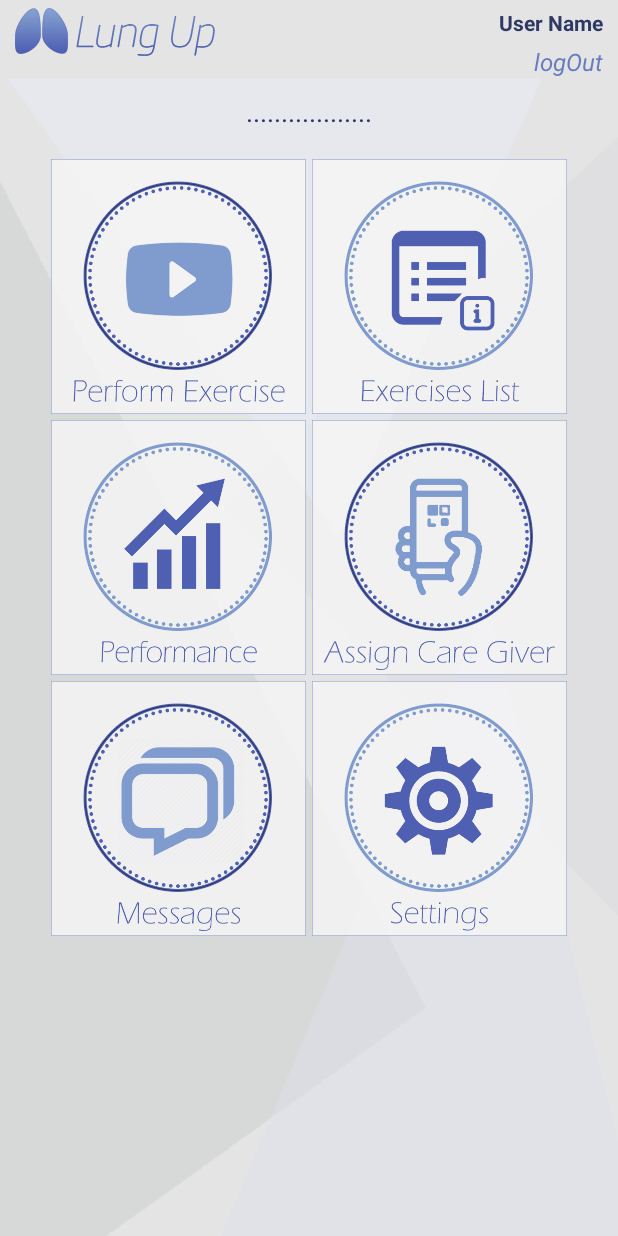
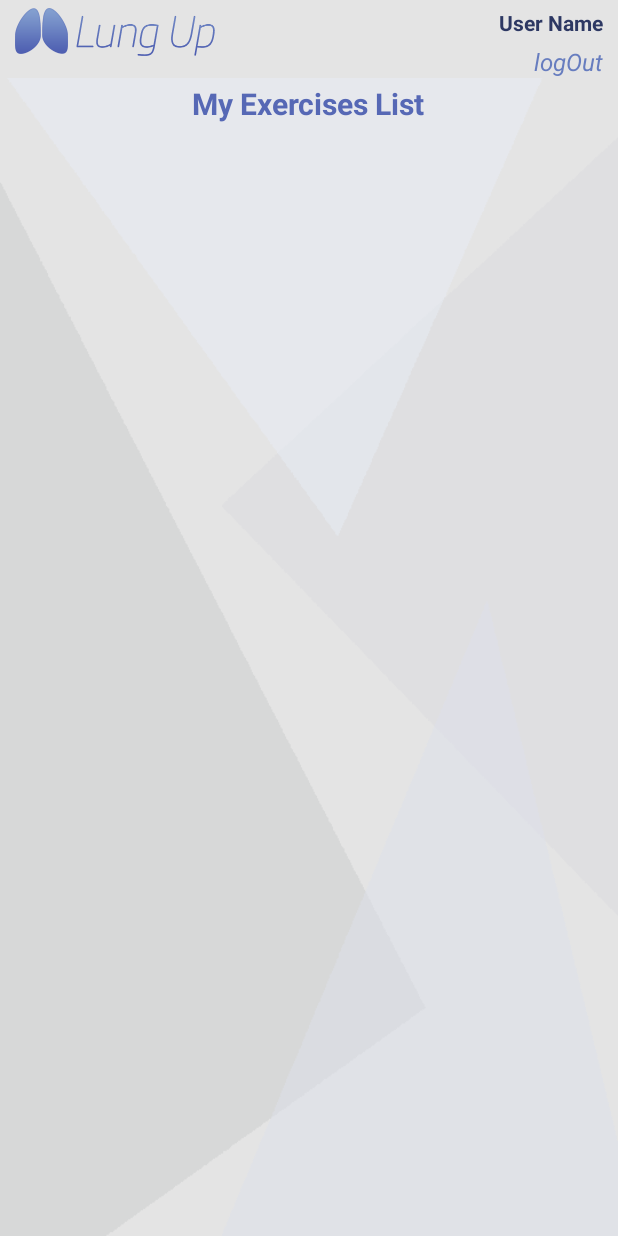
Before and after one commit to idany8/LungUpFinal, an Android app: the screen it shows after launch once a user with an empty profile is signed in (PatientMenuActivity before the commit, PatientExercisesList after it), after a tap on an icon or button, on a phone screen of 412 x 824 dp. Run offline under Robolectric (Android 15) with nearby library versions, the phone set to English and light mode, and no system bars; our stand-ins replace Firebase (no records; nobody signed in at launch, a user with empty details on screens opened directly); libraries missing offline, so code that uses them is left out: com.journeyapps.barcodescanner; 6 statements that could not run were skipped.

Commit message:
patient exercises list

```diff
--- a/app/src/main/java/com/example/idan/lungupfinal/CreateNewExerciseActivity.java
+++ b/app/src/main/java/com/example/idan/lungupfinal/CreateNewExerciseActivity.java
@@ -65,6 +65,7 @@ public class CreateNewExerciseActivity extends AppCompatActivity {
                     isPrivate = false;
                 }
                 Log.d("checked button",""+ isPrivate);
+
                 Exercise newExercise = new Exercise((int)(System.currentTimeMillis()),"type",mExersiceName.getText().toString(),mDescription.getText().toString(),
                         imagePath,mAuth.getCurrentUser().getEmail(),mAuth.getCurrentUser().getUid(),isPrivate);
 
--- /dev/null
+++ b/app/src/main/java/com/example/idan/lungupfinal/PatientExercisesList.java
@@ -0,0 +1,156 @@
+package com.example.idan.lungupfinal;
+
+import android.content.Intent;
+import android.support.v7.app.AppCompatActivity;
+import android.os.Bundle;
+import android.support.v7.widget.DefaultItemAnimator;
+import android.support.v7.widget.LinearLayoutManager;
+import android.support.v7.widget.RecyclerView;
+import android.util.Log;
+import android.view.LayoutInflater;
+import android.view.View;
+import android.view.ViewGroup;
+import android.widget.TextView;
+
+import com.google.firebase.auth.FirebaseAuth;
+import com.google.firebase.database.DataSnapshot;
+import com.google.firebase.database.DatabaseError;
+import com.google.firebase.database.FirebaseDatabase;
+import com.google.firebase.database.ValueEventListener;
+
+import java.util.ArrayList;
+
+public class PatientExercisesList extends AppCompatActivity {
+
+    public final static int REQ_CODE_OK = 1;
+    public final static int REQ_CODE_CANCEL = 3;
+    private String patUid;
+    ExerciseAdapterPat adapter;
+    @Override
+    protected void onCreate(Bundle savedInstanceState) {
+        super.onCreate(savedInstanceState);
+        setContentView(R.layout.activity_patient_exercises_list);
+        final RecyclerView recyclerView = (RecyclerView) findViewById(R.id.pat_el_recycler_view);
+
+
+
+        FirebaseAuth mAuthLoggedUser = FirebaseAuth.getInstance();
+        patUid =mAuthLoggedUser.getCurrentUser().getUid();
+        FirebaseDatabase.getInstance().getReference().child("users").child(patUid).addListenerForSingleValueEvent(new ValueEventListener() {
+            @Override
+            public void onDataChange(DataSnapshot dataSnapshot) {
+                Patient loggedPat = dataSnapshot.getValue(Patient.class);
+                if (loggedPat.getP_exercises()!=null) {
+                    ArrayList<P_Exercise> loggedUsrEL = loggedPat.getP_exercises();
+                    // for (P_Exercise ex : loggedUsrEL)
+                    // exercisesArray.add(ex);
+
+                    adapter = new ExerciseAdapterPat(loggedUsrEL,loggedPat);
+                    RecyclerView.LayoutManager mLayoutManager = new LinearLayoutManager(getApplicationContext());
+                    recyclerView.setLayoutManager(mLayoutManager);
+                    recyclerView.setItemAnimator(new DefaultItemAnimator());
+                    recyclerView.setAdapter(adapter);
+
+                }else {
+                    Log.d("checkerror", "nothing in user EL ");
+                    ArrayList<P_Exercise> loggedUsrEL = new ArrayList<P_Exercise>();
+                    adapter = new ExerciseAdapterPat(loggedUsrEL,loggedPat);
+                    RecyclerView.LayoutManager mLayoutManager = new LinearLayoutManager(getApplicationContext());
+                    recyclerView.setLayoutManager(mLayoutManager);
+                    recyclerView.setItemAnimator(new DefaultItemAnimator());
+                    recyclerView.setAdapter(adapter);
+                }
+
+            }
+
+            @Override
+            public void onCancelled(DatabaseError databaseError) {
+
+            }
+
+        });
+
+
+
+    }
+
+
+
+
+    public class ExerciseAdapterPat extends RecyclerView.Adapter<PatientExercisesList.ExerciseAdapterPat.MyViewHolder> {
+
+        private ArrayList<P_Exercise> pexList;
+        private Patient patient= new Patient();
+
+        public void saveToDB() {
+
+            patient.setP_exercises(pexList);
+            FirebaseDatabase.getInstance().getReference().child("users").child(patient.getUid()).setValue(patient);
+
+
+        }
+        public class MyViewHolder extends RecyclerView.ViewHolder {
+            public TextView title, year, genre;
+            public View playBtn;
+
+            public MyViewHolder(View view) {
+                super(view);
+                title = (TextView) view.findViewById(R.id.title);
+                genre = (TextView) view.findViewById(R.id.genre);
+                year = (TextView) view.findViewById(R.id.year);
+                playBtn = view.findViewById(R.id.btn_pat_el_play);
+            }
+        }
+
+        public ExerciseAdapterPat(ArrayList<P_Exercise> pexList, Patient patient) {
+            this.pexList = pexList;
+            this.patient = patient;
+
+        }
+
+        public void addItem(P_Exercise p_ex) {
+            pexList.add(p_ex);
+            notifyItemInserted(pexList.size() - 1);
+        }
+
+        @Override
+        public ExerciseAdapterPat.MyViewHolder onCreateViewHolder(ViewGroup parent, int viewType) {
+            View itemView = LayoutInflater.from(parent.getContext())
+                    .inflate(R.layout.view_ex_line, parent, false);
+
+            return new PatientExercisesList.ExerciseAdapterPat.MyViewHolder(itemView);
+        }
+
+        @Override
+        public void onBindViewHolder(MyViewHolder holder,final int position) {
+
+            P_Exercise pex = pexList.get(position);
+            holder.title.setText(pex.getExercise_name());
+
+            holder.genre.setText(pex.getDescription());
+            holder.year.setText(pex.getSchedule());
+            holder.playBtn.setOnClickListener(new View.OnClickListener() {
+                @Override
+                public void onClick(View v) {
+                    Log.d("chosen", ""+ position);
+                    Intent intent = new Intent(PatientExercisesList.this, PerformCustomExercise.class);
+                    intent.putExtra("P_EXERCISE_TO_PERFORM", pexList.get(position).getId()); //second param is Serializable
+                    startActivity(intent);
+
+                    // BUG in the second time using this intent ************
+
+//                    pexList.remove(position);
+//                    notifyItemRemoved(position);
+//                    notifyItemRangeChanged(position, getItemCount());
+                }
+            });
+        }
+
+
+
+        @Override
+        public int getItemCount() {
+            return pexList.size();
+        }
+    }
+}
--- a/app/src/main/java/com/example/idan/lungupfinal/PatientMenuActivity.java
+++ b/app/src/main/java/com/example/idan/lungupfinal/PatientMenuActivity.java
@@ -82,8 +82,8 @@ public class PatientMenuActivity extends AppCompatActivity {
         });
         findViewById(R.id.btn_exercises_list_ptm).setOnClickListener(new View.OnClickListener() {
             public void onClick(View view) {
-//                Intent intent = new Intent(PatientMenuActivity.this, CreateNewExerciseActivity.class);
-//                startActivity(intent);
+                Intent intent = new Intent(PatientMenuActivity.this, PatientExercisesList.class);
+                startActivity(intent);
             }
         });
 
--- /dev/null
+++ b/app/src/main/res/layout/activity_patient_exercises_list.xml
@@ -0,0 +1,40 @@
+<?xml version="1.0" encoding="utf-8"?>
+
+<LinearLayout
+    xmlns:android="http://schemas.android.com/apk/res/android"
+    android:orientation="vertical"
+    android:layout_width="match_parent"
+    android:layout_height="match_parent"
+    android:background="@drawable/background_general">
+
+
+
+    <include
+        layout="@layout/view_header"/>
+
+    <TextView
+        android:id="@+id/pat_el_tv_header"
+        android:layout_width="wrap_content"
+        android:layout_height="wrap_content"
+        android:text="My Exercises List"
+        android:textSize="20dp"
+        android:textStyle="bold"
+        android:textColor="#5668b5"
+        android:layout_gravity="center_horizontal"
+        android:layout_marginTop="3dp" />
+
+
+    <!-- A RecyclerView with some commonly used attributes -->
+
+    <android.support.v7.widget.RecyclerView
+        android:id="@+id/pat_el_recycler_view"
+        android:layout_marginBottom="10dp"
+        android:layout_marginLeft="20dp"
+        android:layout_marginTop="10dp"
+        android:layout_marginRight="20dp"
+        android:layout_width="match_parent"
+        android:layout_height="match_parent"
+        android:scrollbars="vertical" />
+
+
+</LinearLayout>
--- a/app/src/main/res/layout/message_template.xml
+++ b/app/src/main/res/layout/message_template.xml
@@ -21,7 +21,7 @@
             android:layout_width="wrap_content"
             android:layout_height="wrap_content"
             android:padding="5dp"
-            android:text="BLABLABLAL"
+            android:text="messageText"
             android:maxWidth="200dp"
             android:textSize="16sp"
             android:textStyle="bold"
```
Also changed, not shown: app/src/main/AndroidManifest.xml (+7 -6 lines), app/src/main/java/com/example/idan/lungupfinal/P_Exercise.java (+6 -1 lines), app/src/main/java/com/example/idan/lungupfinal/PerfUnit.java (+5 -5 lines), app/src/main/java/com/example/idan/lungupfinal/PerformCustomExercise.java (+102 -0 lines), app/src/main/res/layout/activity_chat.xml (+7 -4 lines), app/src/main/res/layout/activity_perform_custom_exercise.xml (+8 -4 lines), app/src/main/res/layout/chat_template.xml (+18 -8 lines), app/src/main/res/layout/view_ex_line.xml (added, +46 -0 lines).
